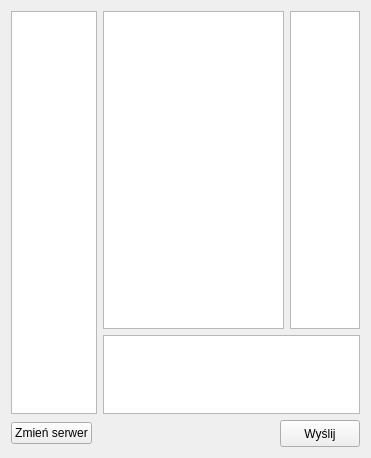
The window that client/mainwindow.ui (eplightning/yet-another-irc-clone) describes before a commit, drawn with Qt 5.
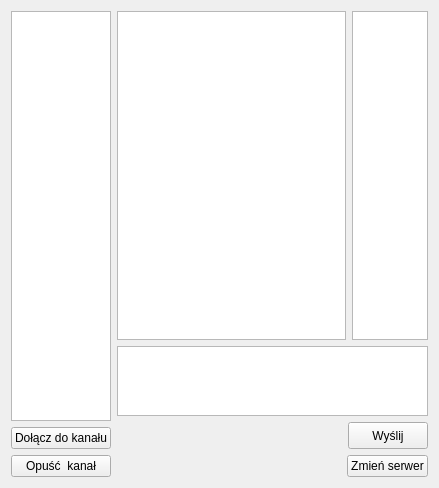
The same window after the commit.

Commit message: Dodano do gui dodatkowe przyciski. Układ wymaga jeszcze poprawek, commit do zrobienia merge'a.

```diff
--- a/client/mainwindow.ui
+++ b/client/mainwindow.ui
@@ -6,19 +6,19 @@
    <rect>
     <x>0</x>
     <y>0</y>
-    <width>371</width>
-    <height>458</height>
+    <width>439</width>
+    <height>488</height>
    </rect>
   </property>
   <property name="windowTitle">
    <string>IRC</string>
   </property>
   <widget class="QWidget" name="centralWidget">
-   <layout class="QGridLayout" name="gridLayout_2">
-    <item row="0" column="0">
      <layout class="QGridLayout" name="gridLayout">
       <item row="0" column="0">
-       <layout class="QHBoxLayout" name="horizontalLayout_3" stretch="1,3">
+     <layout class="QHBoxLayout" name="horizontalLayout_4" stretch="1,5">
+      <item>
+       <layout class="QVBoxLayout" name="verticalLayout_2">
         <item>
          <widget class="QListView" name="channelList">
           <property name="styleSheet">
@@ -27,7 +27,25 @@
          </widget>
         </item>
         <item>
-         <layout class="QVBoxLayout" name="verticalLayout" stretch="4,1">
+         <widget class="QPushButton" name="pushButton">
+          <property name="text">
+           <string>Dołącz do kanału</string>
+          </property>
+         </widget>
+        </item>
+        <item>
+         <widget class="QPushButton" name="pushButton_2">
+          <property name="text">
+           <string>Opuść  kanał</string>
+          </property>
+         </widget>
+        </item>
+       </layout>
+      </item>
+      <item>
+       <layout class="QVBoxLayout" name="verticalLayout_3">
+        <item>
+         <layout class="QVBoxLayout" name="verticalLayout" stretch="6,1">
           <item>
            <layout class="QHBoxLayout" name="horizontalLayout" stretch="3,1">
             <item>
@@ -58,19 +76,20 @@
           </item>
          </layout>
         </item>
-       </layout>
-      </item>
-      <item row="1" column="0">
+        <item>
        <layout class="QHBoxLayout" name="horizontalLayout_2">
         <item>
-         <widget class="QPushButton" name="serverChangingButton">
-          <property name="styleSheet">
-           <string notr="true"/>
-          </property>
-          <property name="text">
-           <string>Zmień serwer</string>
-          </property>
-         </widget>
+           <spacer name="horizontalSpacer">
+            <property name="orientation">
+             <enum>Qt::Horizontal</enum>
+            </property>
+            <property name="sizeHint" stdset="0">
+             <size>
+              <width>40</width>
+              <height>20</height>
+             </size>
+            </property>
+           </spacer>
         </item>
         <item>
          <spacer name="horizontalSpacer_2">
@@ -112,6 +131,48 @@
         </item>
        </layout>
       </item>
+        <item>
+         <layout class="QHBoxLayout" name="horizontalLayout_3">
+          <item>
+           <spacer name="horizontalSpacer_4">
+            <property name="orientation">
+             <enum>Qt::Horizontal</enum>
+            </property>
+            <property name="sizeHint" stdset="0">
+             <size>
+              <width>40</width>
+              <height>20</height>
+             </size>
+            </property>
+           </spacer>
+          </item>
+          <item>
+           <spacer name="horizontalSpacer_3">
+            <property name="orientation">
+             <enum>Qt::Horizontal</enum>
+            </property>
+            <property name="sizeHint" stdset="0">
+             <size>
+              <width>40</width>
+              <height>20</height>
+             </size>
+            </property>
+           </spacer>
+          </item>
+          <item>
+           <widget class="QPushButton" name="serverChangingButton">
+            <property name="styleSheet">
+             <string notr="true"/>
+            </property>
+            <property name="text">
+             <string>Zmień serwer</string>
+            </property>
+           </widget>
+          </item>
+         </layout>
+        </item>
+       </layout>
+      </item>
      </layout>
     </item>
    </layout>
```
Left out of the diff: 5 changed lines with no effect on the pictures. Lines whose indentation alone changed are shown as unchanged.
